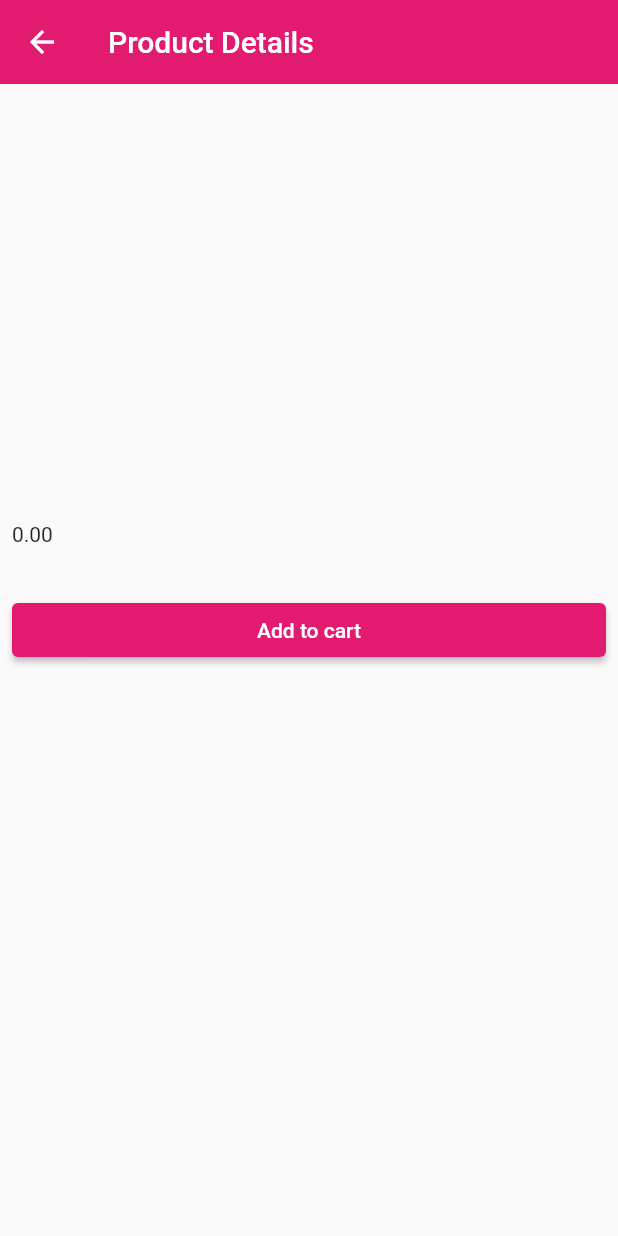
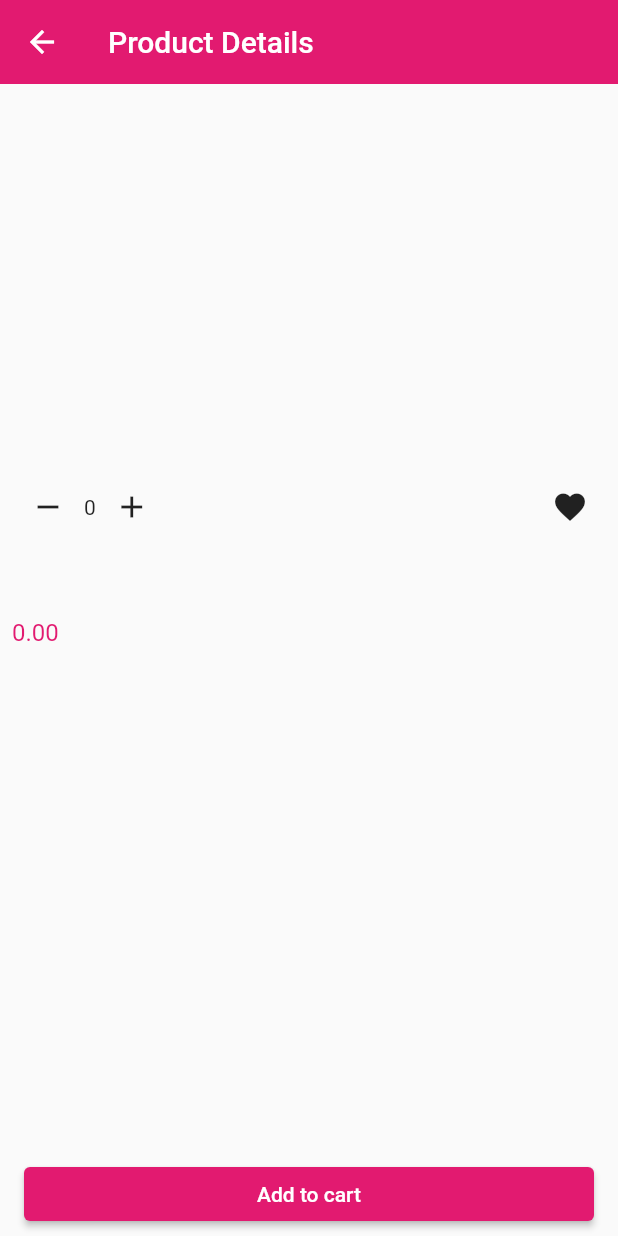
Before and after one commit to arifxpartbd/food-shop-app, a Flutter app: the ProductDetailsScreen screen opened directly with empty values, on a phone screen of 412 x 824 dp. Run offline on Flutter 3.47's test engine with Material 2 defaults, Android fonts, the phone set to English and light mode, and no system bars; drawn by our look-alikes of carousel_slider; our stand-ins replace cloud_firestore, firebase_auth, firebase_core, firebase_storage, get, image_picker; accounts and stored records are empty; network calls fail.

Commit message:
add to cart list ok

```diff
--- a/lib/main.dart
+++ b/lib/main.dart
@@ -2,6 +2,7 @@ import 'package:firebase_auth/firebase_auth.dart';
 import 'package:firebase_core/firebase_core.dart';
 import 'package:flutter/material.dart';
 import 'package:flutter/services.dart';
+import 'package:food_delivery_app/getxControllerFile/cart_controller.dart';
 import 'package:food_delivery_app/getxControllerFile/product_controller.dart';
 import 'package:food_delivery_app/getxControllerFile/user_auth_controller.dart';
 import 'package:food_delivery_app/screens/home_screen.dart';
@@ -68,5 +69,6 @@ class AppBindings extends Bindings {
     // TODO: implement dependencies
     Get.put<UserAuthController>(UserAuthController());
     Get.put<ProductController>(ProductController());
+    Get.put<CartController>(CartController());
   }
 }
--- /dev/null
+++ b/lib/models/cart_item_model.dart
@@ -0,0 +1,24 @@
+
+class CartItem{
+  final String id;
+  final String name;
+  final double price;
+  final int quantity;
+
+  CartItem({
+   required this.id,
+    required this.price,
+    required this.name,
+    required this.quantity
+});
+
+  factory CartItem.fromMap(Map<String, dynamic> map){
+    return CartItem(
+        id: map['id'],
+        price: map['price'],
+        name: map['name'],
+        quantity: map['quantity'],
+    );
+  }
+
+}
--- a/lib/screens/product_details_page.dart
+++ b/lib/screens/product_details_page.dart
@@ -1,21 +1,27 @@
 import 'package:carousel_slider/carousel_slider.dart';
 import 'package:flutter/material.dart';
+import 'package:food_delivery_app/getxControllerFile/cart_controller.dart';
 import 'package:food_delivery_app/utils/my_colors.dart';
 import 'package:food_delivery_app/utils/my_text_style.dart';
 import 'package:food_delivery_app/widgets/app_button.dart';
 import '../models/product_model.dart';
+import 'package:get/get.dart';
 
 
 class ProductDetailsScreen extends StatefulWidget {
   final Product product;
 
+
   const ProductDetailsScreen({super.key, required this.product});
 
   @override
-  _ProductDetailsScreenState createState() => _ProductDetailsScreenState();
+  State<ProductDetailsScreen> createState() => _ProductDetailsScreenState();
 }
 
 class _ProductDetailsScreenState extends State<ProductDetailsScreen> {
+  final CartController _cartController = Get.find<CartController>();
+  int cartItem = 0;
+
   @override
   Widget build(BuildContext context) {
     return Scaffold(appBar: AppBar(
@@ -93,26 +99,67 @@ class _ProductDetailsScreenState extends State<ProductDetailsScreen> {
                 ],
               ),
 
+              Row(
+                mainAxisAlignment: MainAxisAlignment.spaceBetween,
+                children: [
+                  Row(
+                    children: [
+                      IconButton(onPressed: (){
+                        //_cartController
+                        //_cartController.decreaseQuantity(widget.product);
+                        cartItem--;
+                        setState(() {
+
+                        });
+                      },
+                          icon: const Icon(Icons.remove)),
+
+                      //Obx(() => Text(_cartController.getCartItem(widget.product)?.quantity.toString()??'0')),
+                      Text(cartItem.toString()),
+
+                      IconButton(onPressed: (){
+                        // _cartController.increaseQuantity(widget.product);
+                        // _cartController.addToCart(widget.product);
+                        cartItem++;
+                        setState(() {
+
+                        });
+                      },
+                          icon: const Icon(Icons.add)),
+                    ],
+                  ),
+
+                  IconButton(onPressed: (){
+                    _cartController.addToFav(widget.product);
+
+                  }, icon: Icon(Icons.favorite))
+                ],
+              ),
+              const SizedBox(height: 16,),
               Text(widget.product.name,style: MyStyle.myTitleTextStyle(Colors.black),),
               const SizedBox(height: 8,),
-              Text(widget.product.price.toStringAsFixed(2)),
+              Text(widget.product.price.toStringAsFixed(2),style: MyStyle.mySubTitleTextStyle(MyColors.brandColor,),),
               const SizedBox(height: 8.0,),
               Text(widget.product.description),
               const SizedBox(height: 8.0,),
-              SizedBox(
-                width: double.infinity,
-                child: AppButton(
-                    backgroundColor: MyColors.brandColor,
-                    buttonText: "Add to cart", onTap: (){
 
-                }),
-              )
 
 
             ],
           ),
         ),
       ),
+      bottomSheet: Padding(
+        padding: const EdgeInsets.symmetric(horizontal: 16,vertical: 4),
+        child: SizedBox(
+          width: double.infinity,
+          child: AppButton(
+              backgroundColor: MyColors.brandColor,
+              buttonText: "Add to cart", onTap: (){
+                _cartController.addToCart(widget.product, cartItem);
+          }),
+        ),
+      ),
     );
   }
 }
--- a/pubspec.yaml
+++ b/pubspec.yaml
@@ -44,6 +44,7 @@ dependencies:
   cached_network_image: ^3.2.3
   uuid: ^3.0.4
   carousel_slider: ^4.0.0
+  get_storage: ^2.0.3
 
 
 
```
Also changed, not shown: lib/getxControllerFile/cart_controller.dart (added, +195 -0 lines), lib/screens/home_screen.dart (+13 -4 lines), lib/screens/cart_list_screen.dart (added), pubspec.lock.
